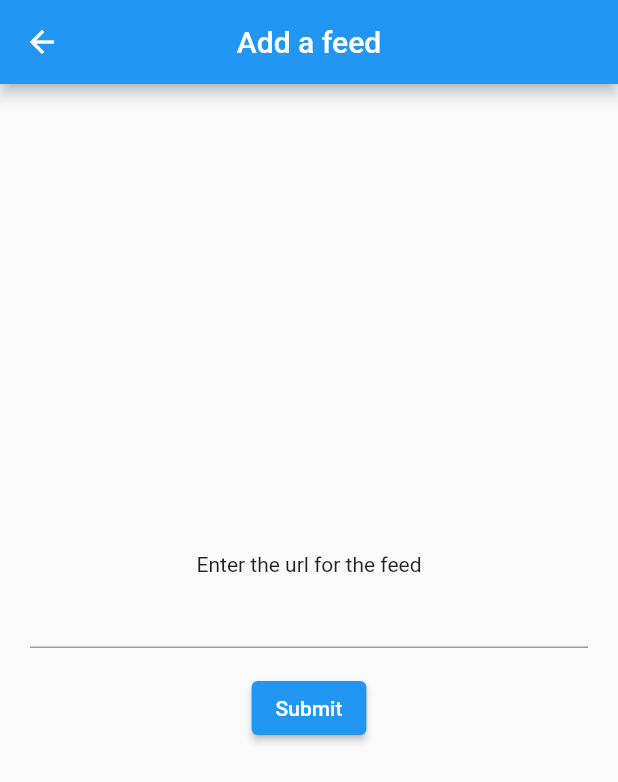
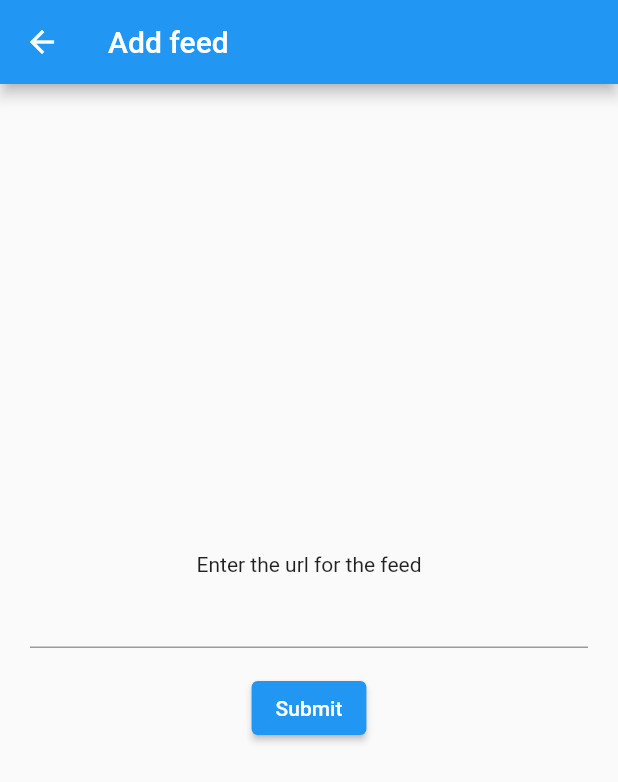
Before and after one commit to sahilarora3117/freeder, a Flutter app: the addFeed screen opened directly, on a phone screen of 412 x 824 dp. Shown: the top 782 px of the screen. Run offline on Flutter 3.47's test engine with Material 2 defaults, Android fonts, the phone set to English and light mode, and no system bars; our stand-ins replace flutter_html, shared_preferences, sqflite, webview_flutter; missing offline and left inert: webfeed; accounts and stored records are empty.

Commit message:
remove the center title for add feed page

```diff
--- a/lib/addFeed.dart
+++ b/lib/addFeed.dart
@@ -50,7 +50,9 @@ class _addFeedState extends State<addFeed> {
   @override
   Widget build(BuildContext context) {
     return Scaffold(
-      appBar: AppBar(title: const Text("Add a feed"), centerTitle: true),
+      appBar: AppBar(
+        title: const Text("Add feed"),
+      ),
       body: Center(
         child: Form(
           key: _formKey,
```
